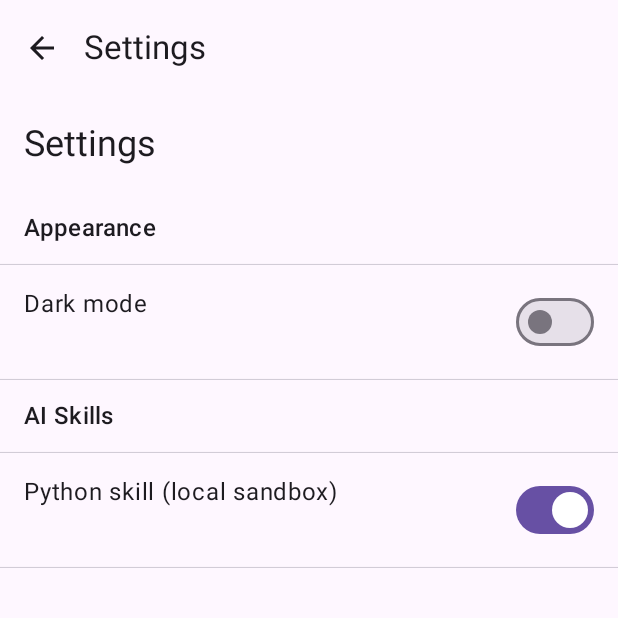
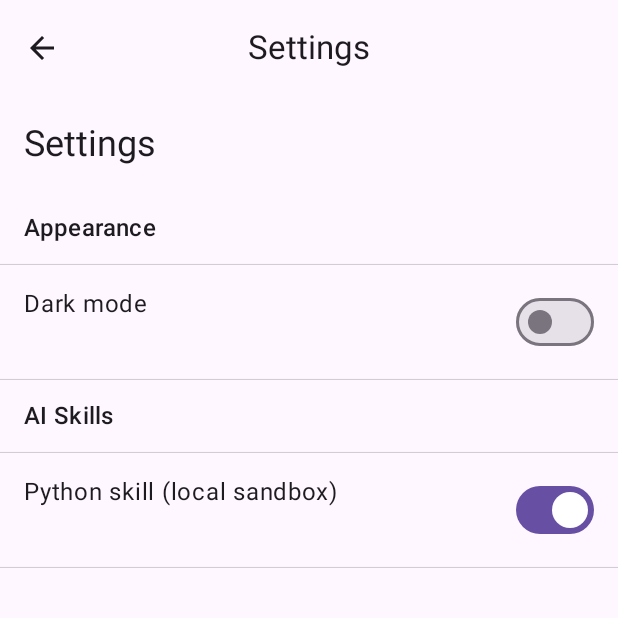
Before and after one commit to JohnnyBravo1977/Leo, an Android app built with Jetpack Compose: the SettingsScreen screen opened through its navigation route, on a phone screen of 412 x 824 dp, the top half of it. Run offline under Robolectric (Android 15) with nearby library versions, the light colour scheme and no system bars.

Commit message:
circle chasing

```diff
--- a/app/src/main/java/com/example/leo/ui/LittleGeniusApp.kt
+++ b/app/src/main/java/com/example/leo/ui/LittleGeniusApp.kt
@@ -10,6 +10,7 @@ import androidx.compose.runtime.*
 import androidx.compose.runtime.saveable.rememberSaveable
 import androidx.compose.ui.Modifier
 import androidx.compose.ui.platform.LocalContext
+import androidx.compose.ui.text.style.TextAlign
 import androidx.navigation.compose.NavHost
 import androidx.navigation.compose.composable
 import androidx.navigation.compose.currentBackStackEntryAsState
@@ -41,7 +42,7 @@ fun LittleGeniusApp() {
     MaterialTheme(colorScheme = colorScheme) {
         Scaffold(
             topBar = {
-                TopAppBar(
+                CenterAlignedTopAppBar(
                     title = { Text(titleFor(route)) },
                     navigationIcon = {
                         if (route == Routes.Settings) {
@@ -88,7 +89,7 @@ fun LittleGeniusApp() {
 
 private fun titleFor(route: String?): String = when (route) {
     Routes.Settings -> "Settings"
-    else -> "Leo"
+    else -> "Little Genius"
 }
 
 private object Routes {
--- a/app/src/main/res/values-v31/styles.xml
+++ b/app/src/main/res/values-v31/styles.xml
@@ -5,9 +5,8 @@
         <item name="android:statusBarColor">@android:color/transparent</item>
         <item name="android:navigationBarColor">@android:color/transparent</item>
 
-        <!-- Android 12+ splash screen config -->
-        <item name="android:windowSplashScreenAnimatedIcon">@mipmap/ic_launcher</item>
-        <item name="android:windowSplashScreenBackground">@android:color/white</item>
-        <!-- (Optional) Keep logo on screen a bit longer with installSplashScreen() code you already have -->
+        <!-- Use your full splash art -->
+        <item name="android:windowSplashScreenAnimatedIcon">@drawable/splash_illustration</item>
+        <item name="android:windowSplashScreenBackground">@color/splash_background</item>
     </style>
 </resources>
```
Also changed, not shown: app/src/main/java/com/example/leo/ui/SettingsScreen.kt (deleted, +0 -70 lines), app/src/main/res/drawable/splash_blank.xml (added, +11 -0 lines), app/src/main/java/com/example/leo/ui/splash/SplashScreen.kt (added).
